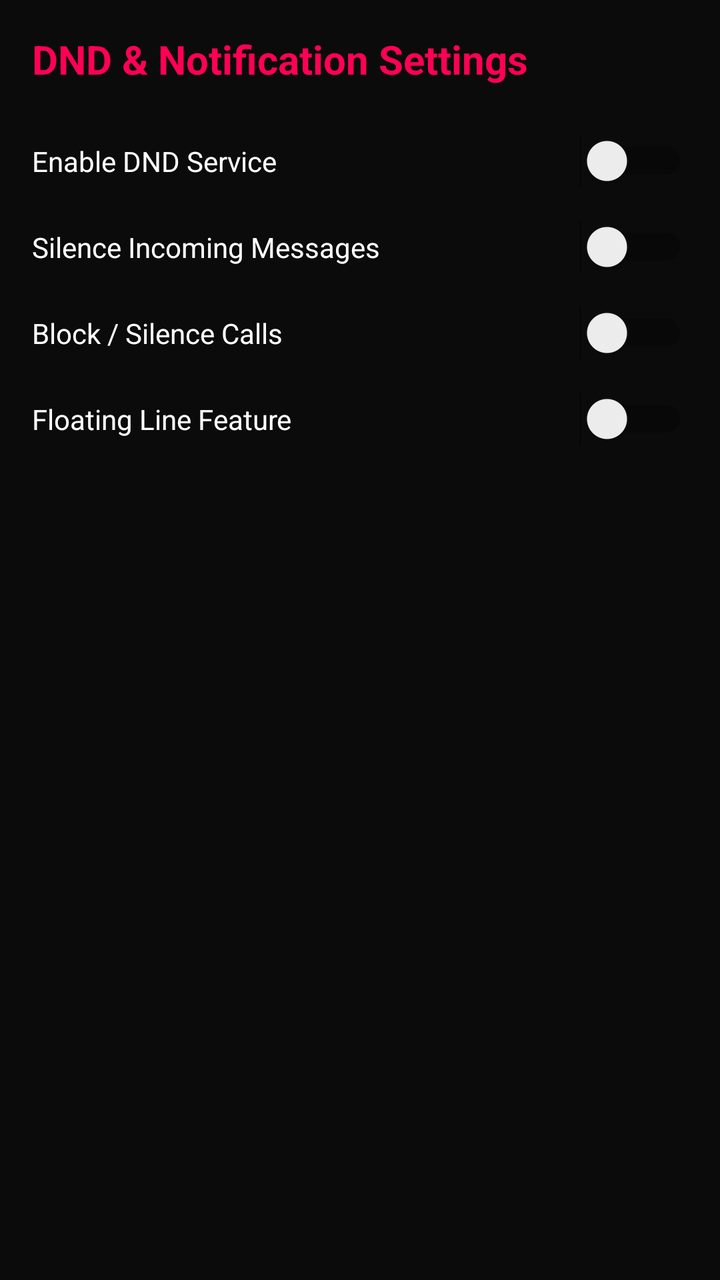
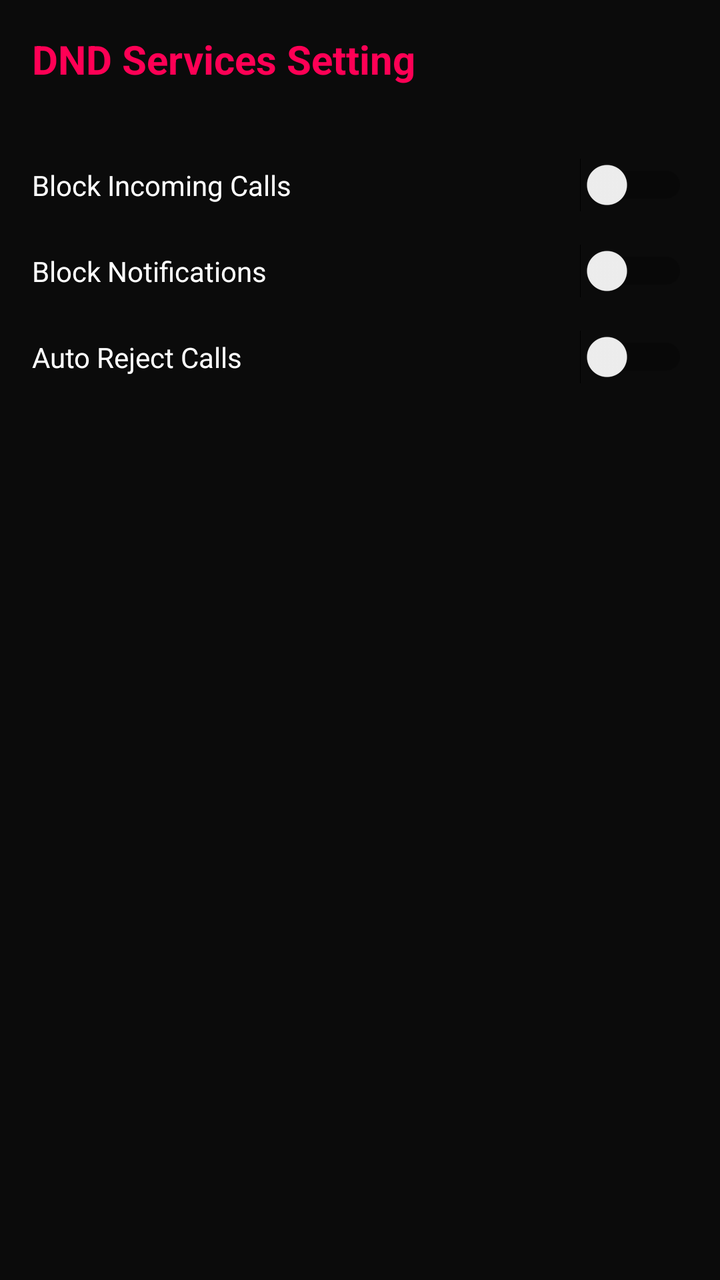

Before-and-after screenshots of an Android layout around one commit, followed by the original layout XML and the change that was made.
<!-- AndroidManifest.xml: application theme Theme.AppCompat.DayNight.NoActionBar -->
<!-- res/layout/activity_dnd_settings.xml -->
<?xml version="1.0" encoding="utf-8"?>
<LinearLayout xmlns:android="http://schemas.android.com/apk/res/android"
    android:layout_width="match_parent"
    android:layout_height="match_parent"
    android:background="#0B0B0B"
    android:orientation="vertical"
    android:padding="16dp">

    <TextView
        android:layout_width="wrap_content"
        android:layout_height="wrap_content"
        android:text="DND &amp; Notification Settings"
        android:textColor="#FF0055"
        android:textSize="20sp"
        android:textStyle="bold" />

    <Switch
        android:id="@+id/switchDndService"
        android:layout_width="match_parent"
        android:layout_height="wrap_content"
        android:layout_marginTop="24dp"
        android:text="Enable DND Service"
        android:textColor="#FFFFFF" />

    <Switch
        android:id="@+id/switchMsgSilent"
        android:layout_width="match_parent"
        android:layout_height="wrap_content"
        android:layout_marginTop="16dp"
        android:text="Silence Incoming Messages"
        android:textColor="#FFFFFF" />

    <Switch
        android:id="@+id/switchCallDnd"
        android:layout_width="match_parent"
        android:layout_height="wrap_content"
        android:layout_marginTop="16dp"
        android:text="Block / Silence Calls"
        android:textColor="#FFFFFF" />

    <Switch
        android:id="@+id/switchFloatingLine"
        android:layout_width="match_parent"
        android:layout_height="wrap_content"
        android:layout_marginTop="16dp"
        android:text="Floating Line Feature"
        android:textColor="#FFFFFF" />

</LinearLayout>
<!-- resources referenced by this layout -->
<resources>

</resources>

<!-- the commit's change to res/layout/activity_dnd_settings.xml (unified diff, before → after) -->
@@ -9,41 +9,34 @@
     <TextView
         android:layout_width="wrap_content"
         android:layout_height="wrap_content"
-        android:text="DND &amp; Notification Settings"
+        android:text="DND Services Setting"
         android:textColor="#FF0055"
         android:textSize="20sp"
-        android:textStyle="bold" />
+        android:textStyle="bold"
+        android:layout_marginBottom="24dp" />
 
     <Switch
-        android:id="@+id/switchDndService"
+        android:id="@+id/switchBlockCalls"
         android:layout_width="match_parent"
         android:layout_height="wrap_content"
-        android:layout_marginTop="24dp"
-        android:text="Enable DND Service"
+        android:layout_marginTop="12dp"
+        android:text="Block Incoming Calls"
         android:textColor="#FFFFFF" />
 
     <Switch
-        android:id="@+id/switchMsgSilent"
+        android:id="@+id/switchBlockNotifications"
         android:layout_width="match_parent"
         android:layout_height="wrap_content"
         android:layout_marginTop="16dp"
-        android:text="Silence Incoming Messages"
+        android:text="Block Notifications"
         android:textColor="#FFFFFF" />
 
     <Switch
-        android:id="@+id/switchCallDnd"
+        android:id="@+id/switchAutoReject"
         android:layout_width="match_parent"
         android:layout_height="wrap_content"
         android:layout_marginTop="16dp"
-        android:text="Block / Silence Calls"
-        android:textColor="#FFFFFF" />
-
-    <Switch
-        android:id="@+id/switchFloatingLine"
-        android:layout_width="match_parent"
-        android:layout_height="wrap_content"
-        android:layout_marginTop="16dp"
-        android:text="Floating Line Feature"
+        android:text="Auto Reject Calls"
         android:textColor="#FFFFFF" />
 
 </LinearLayout>
